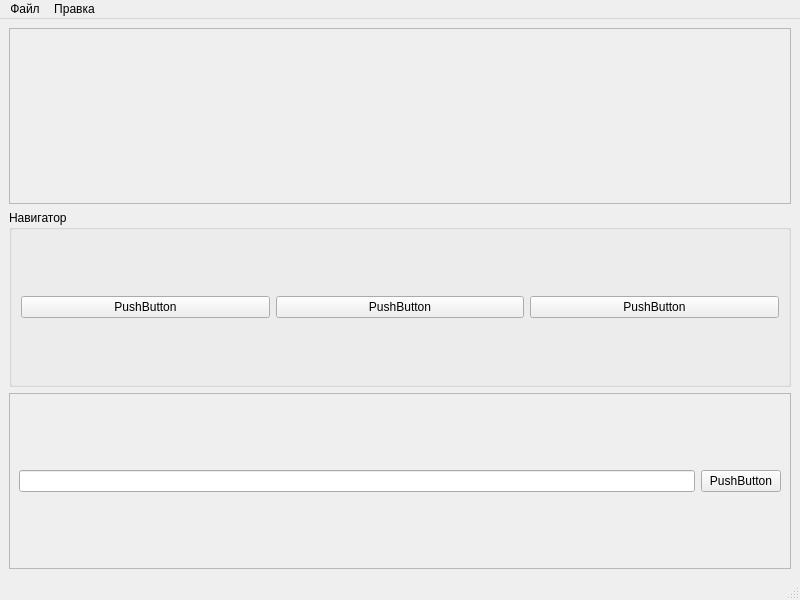
Above: ui/main_window.ui from graal101/SQLiteVisualizer before the change. Below: the same form after it.
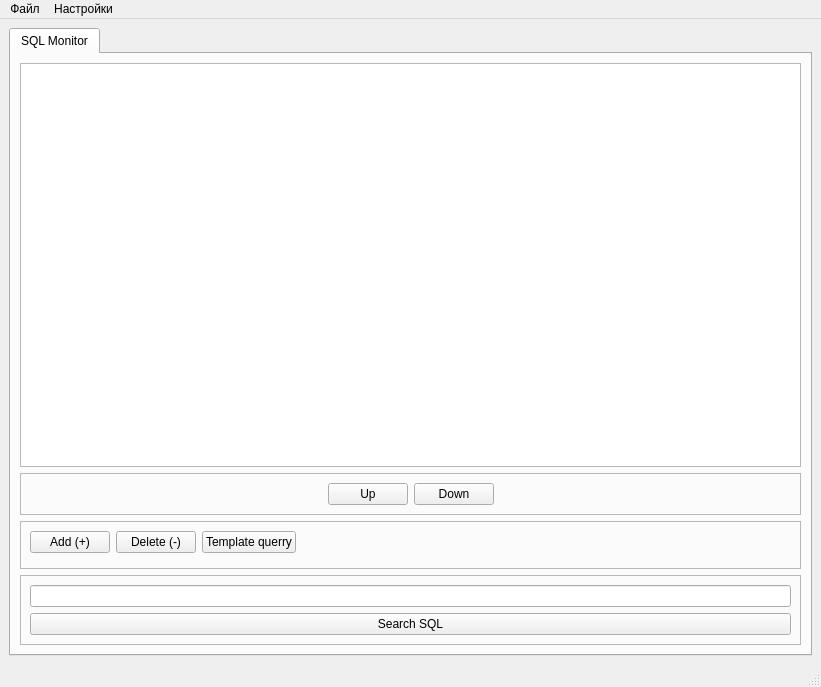
That is the form after the change. Icons and pictures are not drawn.

Commit message: they young, they stupid workers , they need your many!

Patch:
```diff
--- a/ui/main_window.ui
+++ b/ui/main_window.ui
@@ -6,15 +6,38 @@
    <rect>
     <x>0</x>
     <y>0</y>
-    <width>800</width>
-    <height>600</height>
+    <width>821</width>
+    <height>687</height>
    </rect>
   </property>
   <property name="windowTitle">
    <string>MainWindow</string>
   </property>
   <widget class="QWidget" name="centralwidget">
-   <layout class="QVBoxLayout" name="verticalLayout">
+   <layout class="QVBoxLayout" name="verticalLayout_2">
+    <item>
+     <widget class="QTabWidget" name="tabWidget">
+      <property name="currentIndex">
+       <number>0</number>
+      </property>
+      <widget class="QWidget" name="tab">
+       <attribute name="title">
+        <string>SQL Monitor</string>
+       </attribute>
+       <layout class="QVBoxLayout" name="verticalLayout_3">
+        <item>
+         <widget class="QTableView" name="tableView">
+          <property name="autoFillBackground">
+           <bool>false</bool>
+          </property>
+          <property name="sizeAdjustPolicy">
+           <enum>QAbstractScrollArea::AdjustToContentsOnFirstShow</enum>
+          </property>
+          <attribute name="horizontalHeaderCascadingSectionResizes">
+           <bool>true</bool>
+          </attribute>
+         </widget>
+        </item>
     <item>
      <widget class="QFrame" name="frame">
       <property name="frameShape">
@@ -23,35 +46,47 @@
       <property name="frameShadow">
        <enum>QFrame::Raised</enum>
       </property>
-     </widget>
-    </item>
-    <item>
-     <widget class="QGroupBox" name="Box_navigator">
-      <property name="title">
-       <string>Навигатор</string>
-      </property>
       <layout class="QHBoxLayout" name="horizontalLayout">
        <item>
-        <widget class="QPushButton" name="pushButton">
-         <property name="text">
-          <string>PushButton</string>
-         </property>
-        </widget>
+            <spacer name="horizontalSpacer_3">
+             <property name="orientation">
+              <enum>Qt::Horizontal</enum>
+             </property>
+             <property name="sizeHint" stdset="0">
+              <size>
+               <width>40</width>
+               <height>20</height>
+              </size>
+             </property>
+            </spacer>
        </item>
        <item>
         <widget class="QPushButton" name="pushButton_2">
          <property name="text">
-          <string>PushButton</string>
+              <string>Up</string>
          </property>
         </widget>
        </item>
        <item>
         <widget class="QPushButton" name="pushButton_3">
          <property name="text">
-          <string>PushButton</string>
+              <string>Down</string>
          </property>
         </widget>
        </item>
+           <item>
+            <spacer name="horizontalSpacer_2">
+             <property name="orientation">
+              <enum>Qt::Horizontal</enum>
+             </property>
+             <property name="sizeHint" stdset="0">
+              <size>
+               <width>40</width>
+               <height>20</height>
+              </size>
+             </property>
+            </spacer>
+           </item>
       </layout>
      </widget>
     </item>
@@ -63,18 +98,78 @@
       <property name="frameShadow">
        <enum>QFrame::Raised</enum>
       </property>
-      <layout class="QHBoxLayout" name="horizontalLayout_2">
+          <layout class="QGridLayout" name="gridLayout">
+           <item row="0" column="3">
+            <spacer name="horizontalSpacer">
+             <property name="orientation">
+              <enum>Qt::Horizontal</enum>
+             </property>
+             <property name="sizeHint" stdset="0">
+              <size>
+               <width>40</width>
+               <height>20</height>
+              </size>
+             </property>
+            </spacer>
+           </item>
+           <item row="1" column="0" colspan="2">
+            <widget class="QFrame" name="frame_3">
+             <property name="frameShape">
+              <enum>QFrame::StyledPanel</enum>
+             </property>
+             <property name="frameShadow">
+              <enum>QFrame::Raised</enum>
+             </property>
+            </widget>
+           </item>
+           <item row="0" column="0">
+            <widget class="QPushButton" name="button_add">
+             <property name="text">
+              <string>Add (+)</string>
+             </property>
+            </widget>
+           </item>
+           <item row="0" column="1">
+            <widget class="QPushButton" name="button_del">
+             <property name="text">
+              <string>Delete (-)</string>
+             </property>
+            </widget>
+           </item>
+           <item row="0" column="2">
+            <widget class="QPushButton" name="button_template_qr">
+             <property name="text">
+              <string>Template querry</string>
+             </property>
+            </widget>
+           </item>
+          </layout>
+         </widget>
+        </item>
+        <item>
+         <widget class="QFrame" name="frame_4">
+          <property name="frameShape">
+           <enum>QFrame::StyledPanel</enum>
+          </property>
+          <property name="frameShadow">
+           <enum>QFrame::Raised</enum>
+          </property>
+          <layout class="QVBoxLayout" name="verticalLayout">
        <item>
         <widget class="QLineEdit" name="lineEdit"/>
        </item>
        <item>
-        <widget class="QPushButton" name="pushButton_4">
+            <widget class="QPushButton" name="button_search">
          <property name="text">
-          <string>PushButton</string>
+              <string>Search SQL</string>
          </property>
         </widget>
        </item>
       </layout>
+         </widget>
+        </item>
+       </layout>
+      </widget>
      </widget>
     </item>
    </layout>
@@ -84,7 +179,7 @@
     <rect>
      <x>0</x>
      <y>0</y>
-     <width>800</width>
+     <width>821</width>
      <height>23</height>
     </rect>
    </property>
@@ -97,7 +192,7 @@
    </widget>
    <widget class="QMenu" name="menu_2">
     <property name="title">
-     <string>Правка</string>
+     <string>Настройки</string>
     </property>
     <addaction name="mn_font"/>
    </widget>
```
Left out of the diff: 44 changed lines with no effect on the pictures. Lines whose indentation alone changed are shown as unchanged.
